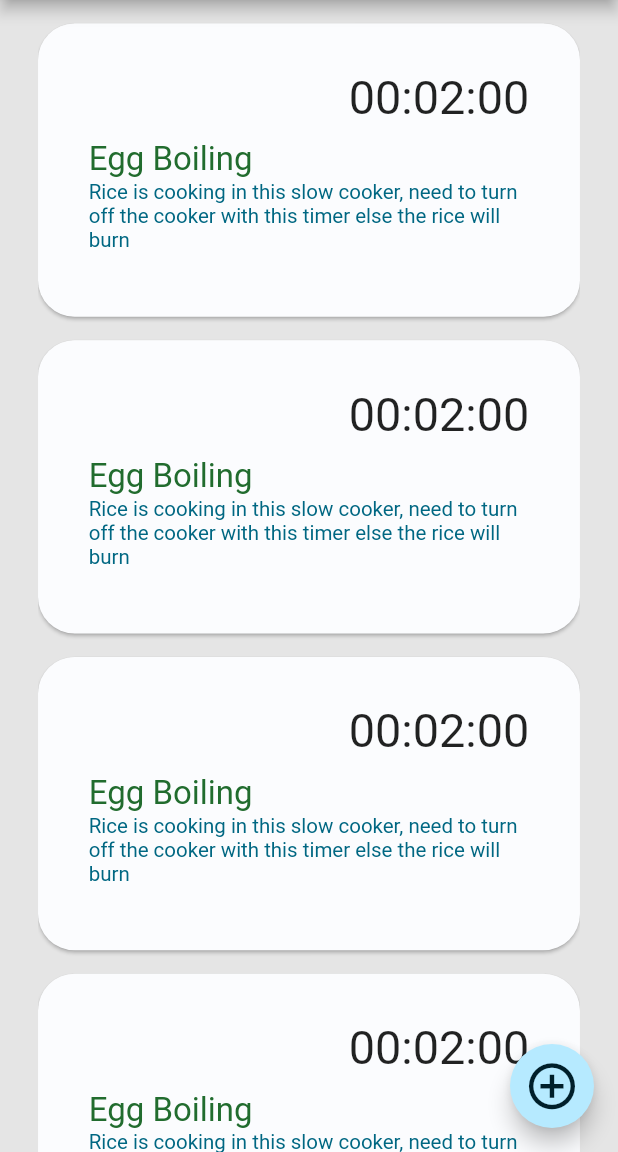
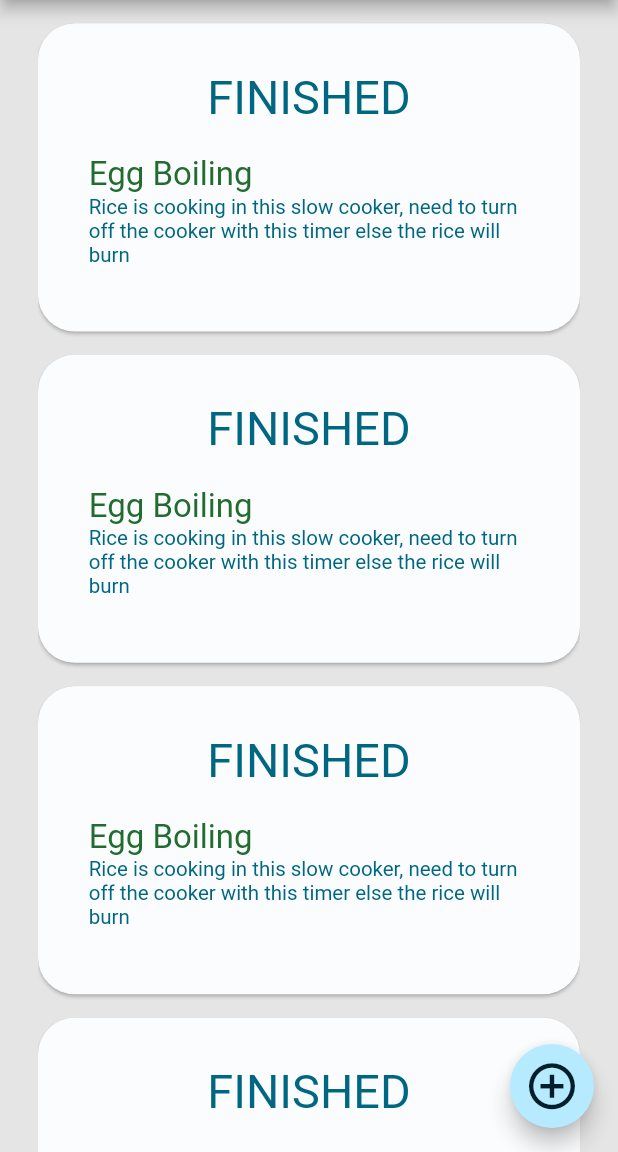
Before and after one commit to codingloops/i_potato_timer, a Flutter app: the screen it shows after launch, on a phone screen of 412 x 824 dp, the part 84-1236 px from its top. Run offline on Flutter 3.47's test engine with Material 2 defaults, Android fonts, the phone set to English and light mode, and no system bars; our stand-ins replace flutter_screenutil.

Commit message:
add timer

```diff
--- a/lib/constants/string_constants.dart
+++ b/lib/constants/string_constants.dart
@@ -1,4 +1,5 @@
 abstract class StringConstants {
   static const potatoTimer = 'Potato Timer';
   static const markComplete = 'MARK COMPLETE';
+  static const finished = 'FINISHED';
 }
--- /dev/null
+++ b/lib/home/widgets/finished_display.dart
@@ -0,0 +1,27 @@
+import 'package:flutter/material.dart';
+import 'package:flutter_screenutil/flutter_screenutil.dart';
+import 'package:i_potato_timer/constants/string_constants.dart';
+import 'package:i_potato_timer/theme/app_color.dart';
+import 'package:i_potato_timer/theme/text_theme.dart';
+
+class FinishedDisplay extends StatelessWidget {
+  const FinishedDisplay({
+    super.key,
+  });
+
+  @override
+  Widget build(BuildContext context) {
+    return Column(
+      children: [
+        Text(
+          StringConstants.finished,
+          style: AppTextTheme.headlineMedium.copyWith(
+            color: AppColor.primaryColor,
+          ),
+          textAlign: TextAlign.center,
+        ),
+        SizedBox(height: 10.h)
+      ],
+    );
+  }
+}
--- a/lib/home/widgets/task_status_card.dart
+++ b/lib/home/widgets/task_status_card.dart
@@ -1,5 +1,7 @@
 import 'package:flutter/material.dart';
 import 'package:flutter_screenutil/flutter_screenutil.dart';
+import 'package:i_potato_timer/home/widgets/finished_display.dart';
+import 'package:i_potato_timer/home/widgets/task_timer.dart';
 import 'package:i_potato_timer/theme/app_color.dart';
 import 'package:i_potato_timer/theme/text_theme.dart';
 import 'package:i_potato_timer/utils/widget_utils.dart';
@@ -8,6 +10,8 @@ class TaskStatusCard extends StatelessWidget {
   const TaskStatusCard({
     super.key,
   });
+
+  final bool completed = true;
 
   @override
   Widget build(BuildContext context) {
@@ -23,13 +27,18 @@ class TaskStatusCard extends StatelessWidget {
             padding: EdgeInsets.only(left: 32.w, right: 32.w, top: 32.h),
             child: Column(
               children: [
-                Align(
-                  alignment: Alignment.centerRight,
-                  child: Text(
-                    '00:02:00',
-                    style: AppTextTheme.headlineMedium,
-                  ),
-                ),
+                completed
+                    ? const FinishedDisplay()
+                    : Align(
+                        alignment: Alignment.centerRight,
+                        child: CountDownTimer(
+                          duration: const Duration(minutes: 1),
+                          onComplete: () {},
+                          onPause: () {},
+                          onResume: () {},
+                          onStop: () {},
+                        ),
+                      ),
                 SizedBox(height: 10.h),
                 Align(
                   alignment: Alignment.centerLeft,
```
Also changed, not shown: lib/home/widgets/task_timer.dart (added, +155 -0 lines), assets/images/pause.png (added), assets/images/play.png (added), assets/images/stop.png (added).
